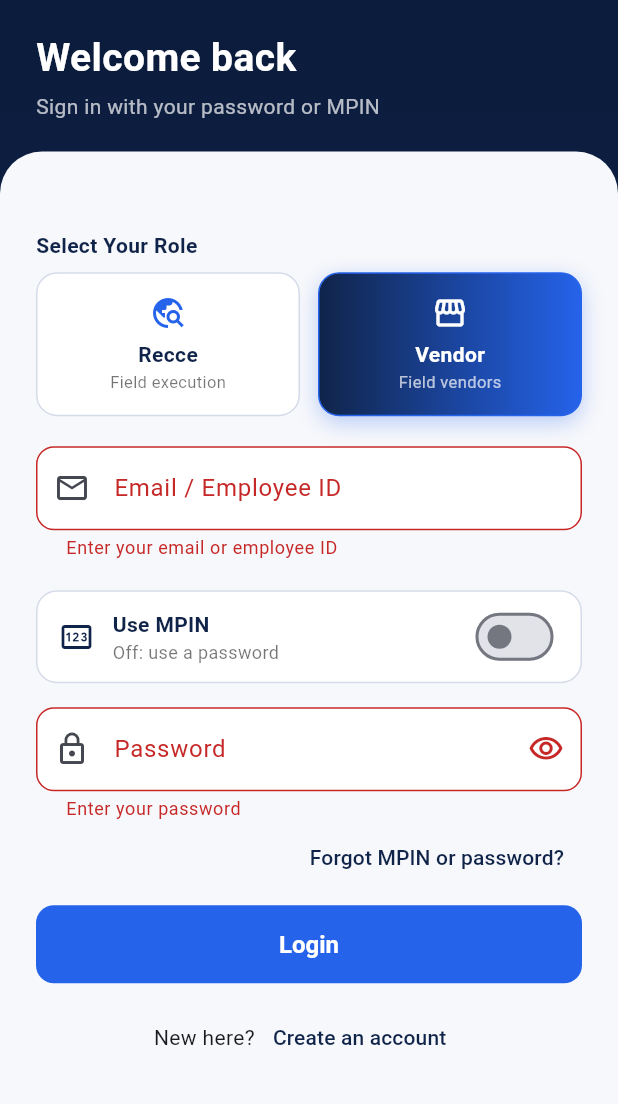
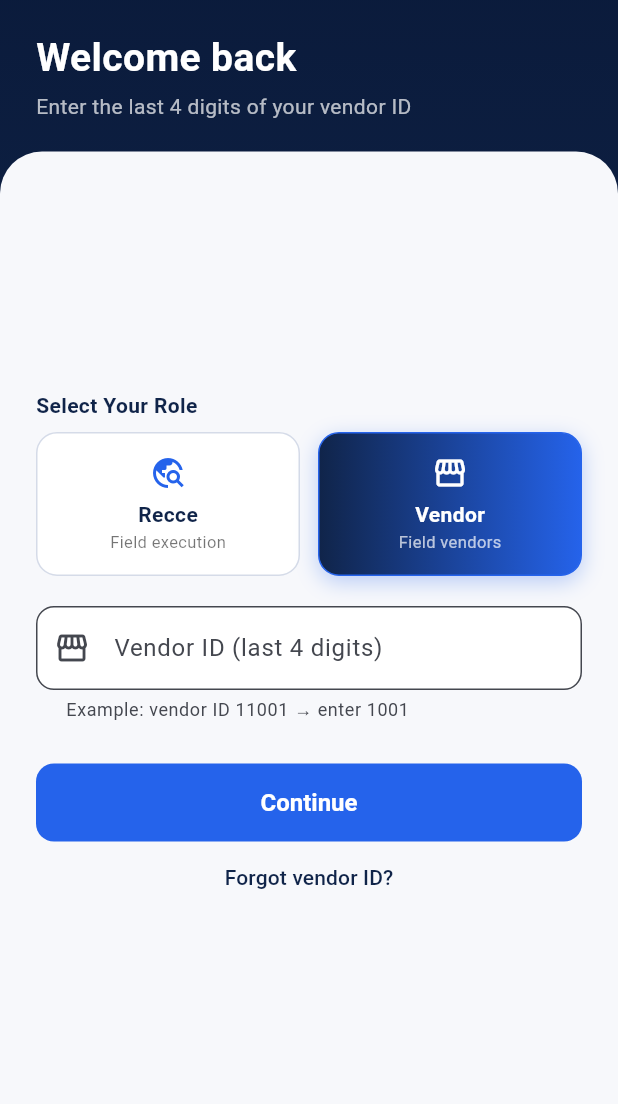
Before and after one commit to adinntech/Adinn_Signage_MobileApp, a Flutter app: the screen it shows after launch, after a tap on "Login", after a tap on "Vendor", on a phone screen of 412 x 824 dp, the part 72-1176 px from its top. Run offline on Flutter 3.47's test engine with Material 3 defaults, Android fonts, the phone set to English and light mode, and no system bars; our stand-ins replace dio, flutter_riverpod, flutter_secure_storage, geolocator, go_router, image_picker and 1 more.

Commit message:
Vendor login based on the token & refresh access token generation

```diff
--- a/lib/app.dart
+++ b/lib/app.dart
@@ -7,6 +7,7 @@ import 'core/theme/app_theme.dart';
 import 'features/auth/presentation/auth_controller.dart';
 import 'features/auth/presentation/change_mpin_screen.dart';
 import 'features/auth/presentation/forgot_screen.dart';
+import 'features/auth/presentation/vendor_help_screen.dart';
 import 'features/auth/presentation/login_screen.dart';
 import 'features/auth/presentation/register_screen.dart';
 import 'features/field/presentation/acknowledgement_screen.dart';
@@ -29,7 +30,7 @@ class _RouterRefresh extends ChangeNotifier {
 }
 
 /// Reachable without a session.
-const _publicRoutes = {'/login', '/register', '/forgot'};
+const _publicRoutes = {'/login', '/register', '/forgot', '/vendor-help'};
 
 final routerProvider = Provider<GoRouter>((ref) {
   final refresh = _RouterRefresh();
@@ -60,6 +61,7 @@ final routerProvider = Provider<GoRouter>((ref) {
       GoRoute(path: '/login', builder: (_, _) => const LoginScreen()),
       GoRoute(path: '/register', builder: (_, _) => const RegisterScreen()),
       GoRoute(path: '/forgot', builder: (_, s) => ForgotScreen(initialIdentifier: s.uri.queryParameters['id'] ?? '', startWithMpin: s.uri.queryParameters['method'] == 'mpin')),
+      GoRoute(path: '/vendor-help', builder: (_, _) => const VendorHelpScreen()),
       GoRoute(path: '/change-mpin', builder: (_, _) => const ChangeMpinScreen()),
       GoRoute(path: '/recce', builder: (_, _) => const HomeShell()),
       GoRoute(path: '/vendor', builder: (_, _) => const HomeShell()),
--- a/lib/core/config/app_config.dart
+++ b/lib/core/config/app_config.dart
@@ -20,6 +20,10 @@ class AppConfig {
 
   static const String appName = 'Adinn Recce';
 
+  /// Who a vendor calls when they do not know their vendor ID ("Forgot vendor ID?").
+  static const String vendorSupportName = 'Karthi';
+  static const String vendorSupportPhone = '745389103';
+
   /// `--dart-define=DEMO_DATA=true` loads sample jobs instead of the real ones (for trying the app without a backend).
   static const bool demo = bool.fromEnvironment('DEMO_DATA');
 }
--- a/lib/features/auth/domain/auth_repository.dart
+++ b/lib/features/auth/domain/auth_repository.dart
@@ -46,6 +46,10 @@ abstract class AuthRepository {
   /// Throws [AuthFailure].
   Future<AuthUser> login(String identifier, AuthCredential credential, {String? loginRole});
 
+  /// Vendor card: signs in with the vendor ID digits only (last 4 digits, or the full ID when two vendors share the last 4).
+  /// Throws [AuthFailure] (`VENDOR_NOT_FOUND`, `VENDOR_ID_AMBIGUOUS`).
+  Future<AuthUser> vendorLogin(String vendorId);
+
   /// Creates the account and signs the user in. Throws [AuthFailure].
   Future<AuthUser> register(RegisterRequest request);
 
--- a/lib/features/auth/domain/auth_rules.dart
+++ b/lib/features/auth/domain/auth_rules.dart
@@ -22,6 +22,13 @@ class AuthRules {
     if (s.isEmpty) return 'Enter your email or employee ID';
     if (s.contains('@')) return _email.hasMatch(s) ? null : 'Enter a valid email';
     return _employeeId.hasMatch(s) ? null : 'Enter a valid employee ID';
+  }
+
+  /// Vendor card: the last 4 digits of the vendor ID, or the full ID (4 to 10 digits).
+  static String? vendorId(String? v) {
+    final s = v?.trim() ?? '';
+    if (s.isEmpty) return 'Enter the last 4 digits of your vendor ID';
+    return RegExp(r'^\d{4,10}$').hasMatch(s) ? null : 'Enter the last 4 digits of your vendor ID';
   }
 
   static String? name(String? v) =>
--- a/lib/features/auth/presentation/auth_messages.dart
+++ b/lib/features/auth/presentation/auth_messages.dart
@@ -4,6 +4,10 @@ String friendlyAuthMessage(AuthFailure f) {
   switch (f.code) {
     case 'INVALID_CREDENTIALS':
       return 'Incorrect details. If you registered with an MPIN, switch on "Use MPIN".';
+    case 'VENDOR_ID_AMBIGUOUS':
+      return 'More than one vendor has these last 4 digits. Enter your full vendor ID.';
+    case 'VENDOR_NOT_FOUND':
+      return 'Vendor ID not found. Tap "Forgot vendor ID?" to contact the office.';
     case 'USER_NOT_FOUND':
       return 'User not found';
     case 'ACCOUNT_LOCKED':
--- a/lib/features/auth/presentation/login_screen.dart
+++ b/lib/features/auth/presentation/login_screen.dart
@@ -1,4 +1,5 @@
 import 'package:flutter/material.dart';
+import 'package:flutter/services.dart';
 import 'package:flutter_riverpod/flutter_riverpod.dart';
 import 'package:go_router/go_router.dart';
 
@@ -30,6 +31,19 @@ class _LoginScreenState extends ConsumerState<LoginScreen> {
   UserRole _role = UserRole.recceExecutive;
   String? _identifierError;
 
+  bool get _isVendor => _role == UserRole.vendor;
+
+  /// The vendor card signs in with the vendor ID digits and the MPIN only.
+  void _pickRole(UserRole role) {
+    if (role == _role) return;
+    setState(() {
+      _role = role;
+      _identifier.clear();
+      _identifierError = null;
+    });
+    _credential.setUseMpin(false);
+  }
+
   @override
   void dispose() {
     _identifier.dispose();
@@ -38,6 +52,15 @@ class _LoginScreenState extends ConsumerState<LoginScreen> {
   }
 
   Future<void> _submit() async {
+    if (_isVendor) {
+      // Vendor card: the vendor ID digits are the whole sign-in (no MPIN, no password).
+      final idErr = AuthRules.vendorId(_identifier.text);
+      setState(() => _identifierError = idErr);
+      if (idErr != null) return;
+      FocusScope.of(context).unfocus();
+      await ref.read(authControllerProvider.notifier).vendorLogin(_identifier.text);
+      return;
+    }
     final idErr = AuthRules.identifier(_identifier.text);
     final credOk = _credential.validate();
     setState(() => _identifierError = idErr);
@@ -58,7 +81,7 @@ class _LoginScreenState extends ConsumerState<LoginScreen> {
 
     return AuthScaffold(
       title: 'Welcome back',
-      subtitle: 'Sign in with your password or MPIN',
+      subtitle: _isVendor ? 'Enter the last 4 digits of your vendor ID' : 'Sign in with your password or MPIN',
       child: AutofillGroup(
         child: Column(
           crossAxisAlignment: CrossAxisAlignment.stretch,
@@ -85,7 +108,7 @@ class _LoginScreenState extends ConsumerState<LoginScreen> {
                       hint: r.hint,
                       icon: r.icon,
                       selected: _role == r.role,
-                      onTap: busy ? null : () => setState(() => _role = r.role),
+                      onTap: busy ? null : () => _pickRole(r.role),
                     ),
                   ),
                   if (r != _roles.last) const SizedBox(width: 12),
@@ -96,17 +119,32 @@ class _LoginScreenState extends ConsumerState<LoginScreen> {
             TextField(
               controller: _identifier,
               enabled: !busy,
-              keyboardType: TextInputType.emailAddress,
+              keyboardType: _isVendor ? TextInputType.number : TextInputType.emailAddress,
               textInputAction: TextInputAction.next,
-              autofillHints: const [AutofillHints.username, AutofillHints.email],
+              inputFormatters: _isVendor
+                  ? [FilteringTextInputFormatter.digitsOnly, LengthLimitingTextInputFormatter(10)]
+                  : null,
+              autofillHints: _isVendor ? null : const [AutofillHints.username, AutofillHints.email],
               autocorrect: false,
               decoration: InputDecoration(
-                labelText: 'Email / Employee ID',
+                labelText: _isVendor ? 'Vendor ID (last 4 digits)' : 'Email / Employee ID',
+                helperText: _isVendor ? 'Example: vendor ID 11001 → enter 1001' : null,
                 errorText: _identifierError,
-                prefixIcon: const Icon(Icons.mail_outline),
+                prefixIcon: Icon(_isVendor ? Icons.storefront_outlined : Icons.mail_outline),
               ),
             ),
             const SizedBox(height: 20),
+            if (_isVendor) ...[
+              const SizedBox(height: 8),
+              AuthButton(label: 'Continue', busy: busy, onPressed: _submit),
+              Align(
+                alignment: Alignment.center,
+                child: TextButton(
+                  onPressed: busy ? null : () => context.push('/vendor-help'),
+                  child: const Text('Forgot vendor ID?'),
+                ),
+              ),
+            ] else ...[
               CredentialSection(
                 inputs: _credential,
                 switchLabel: 'Use MPIN',
@@ -138,6 +176,7 @@ class _LoginScreenState extends ConsumerState<LoginScreen> {
                   ),
                 ],
               ),
+            ],
           ],
         ),
       ),
--- a/lib/features/auth/presentation/widgets/credential_section.dart
+++ b/lib/features/auth/presentation/widgets/credential_section.dart
@@ -80,6 +80,7 @@ class CredentialSection extends StatefulWidget {
     required this.switchLabel,
     this.enabled = true,
     this.onSubmit,
+    this.allowSwitch = true,
   });
 
   final CredentialInputs inputs;
@@ -88,6 +89,9 @@ class CredentialSection extends StatefulWidget {
 
   /// Called when the user finishes the last field (keyboard "done" / MPIN complete).
   final VoidCallback? onSubmit;
+
+  /// false hides the password / MPIN switch (the vendor card signs in with the MPIN only).
+  final bool allowSwitch;
 
   @override
   State<CredentialSection> createState() => _CredentialSectionState();
@@ -106,6 +110,7 @@ class _CredentialSectionState extends State<CredentialSection> {
         return Column(
           crossAxisAlignment: CrossAxisAlignment.stretch,
           children: [
+            if (widget.allowSwitch) ...[
               _MethodSwitch(
                 label: widget.switchLabel,
                 value: i.useMpin,
@@ -113,6 +118,7 @@ class _CredentialSectionState extends State<CredentialSection> {
                 onChanged: i.setUseMpin,
               ),
               const SizedBox(height: 16),
+            ],
             AnimatedSwitcher(
               duration: const Duration(milliseconds: 220),
               transitionBuilder: (child, anim) => FadeTransition(
--- a/lib/features/home/home_shell.dart
+++ b/lib/features/home/home_shell.dart
@@ -115,6 +115,8 @@ class _ProfilePage extends ConsumerWidget {
 
   @override
   Widget build(BuildContext context, WidgetRef ref) {
+    final v = user.vendor;
+    if (v != null) return _VendorProfile(user: user, vendor: v);
     return ListView(
       padding: const EdgeInsets.all(16),
       children: [
@@ -151,3 +153,42 @@ class _ProfilePage extends ConsumerWidget {
     );
   }
 }
+
+/// Vendor profile: the company's name, phone and email exactly as the vendor master holds them.
+class _VendorProfile extends ConsumerWidget {
+  const _VendorProfile({required this.user, required this.vendor});
+  final AuthUser user;
+  final VendorProfile vendor;
+
+  @override
+  Widget build(BuildContext context, WidgetRef ref) {
+    Widget row(IconData icon, String? value, String label) => value == null
+        ? const SizedBox.shrink()
+        : ListTile(leading: Icon(icon), title: Text(value), subtitle: Text(label));
+    return ListView(
+      padding: const EdgeInsets.all(16),
+      children: [
+        Card(
+          child: Column(
+            children: [
+              row(Icons.storefront_outlined, vendor.name, 'Vendor name'),
+              row(Icons.tag, vendor.vendorNo, 'Vendor ID'),
+              row(Icons.person_outline, vendor.contactPerson, 'Contact person'),
+              row(Icons.phone_outlined, vendor.phone, 'Phone'),
+              row(Icons.phone_android_outlined, vendor.altPhone, 'Alternate phone'),
+              row(Icons.email_outlined, vendor.email, 'Email'),
+              row(Icons.location_on_outlined, [vendor.state, vendor.pincode].whereType<String>().join(' - ').isEmpty ? null : [vendor.state, vendor.pincode].whereType<String>().join(' - '), 'State / Pincode'),
+              row(Icons.login, user.name == vendor.name ? null : user.name, 'Login name'),
+            ],
+          ),
+        ),
+        const SizedBox(height: 24),
+        OutlinedButton.icon(
+          onPressed: () => ref.read(authControllerProvider.notifier).logout(),
+          icon: const Icon(Icons.logout),
+          label: const Text('Log out'),
+        ),
+      ],
+    );
+  }
+}
```
Also changed, not shown: lib/features/auth/data/auth_repository_impl.dart (+8 -0 lines), lib/features/auth/domain/auth_user.dart (+46 -0 lines), lib/features/auth/presentation/auth_controller.dart (+12 -0 lines), lib/features/auth/presentation/vendor_help_screen.dart (added, +84 -0 lines), 3 other files. Lines whose indentation alone changed are shown as unchanged.
